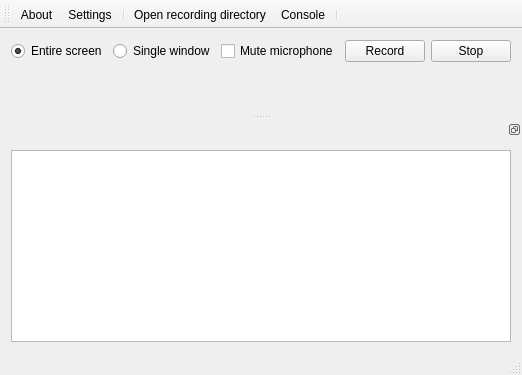
Old version of the form mainwindow.ui in the repository froksen/FDesktopRecorder.
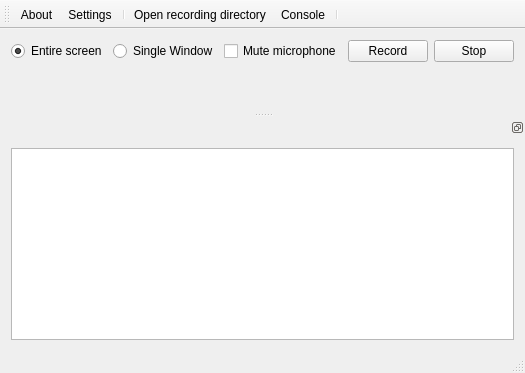
New version of the form. Icons and pictures are not drawn.

```diff
--- a/mainwindow.ui
+++ b/mainwindow.ui
@@ -6,8 +6,8 @@
    <rect>
     <x>0</x>
     <y>0</y>
-    <width>512</width>
-    <height>375</height>
+    <width>510</width>
+    <height>373</height>
    </rect>
   </property>
   <property name="sizePolicy">
@@ -58,7 +58,7 @@
          <string>Record a single window or screen.</string>
         </property>
         <property name="text">
-         <string>Single window</string>
+         <string>Single Window</string>
         </property>
        </widget>
       </item>
```
Left out of the diff: 2 changed lines with no effect on the pictures.
